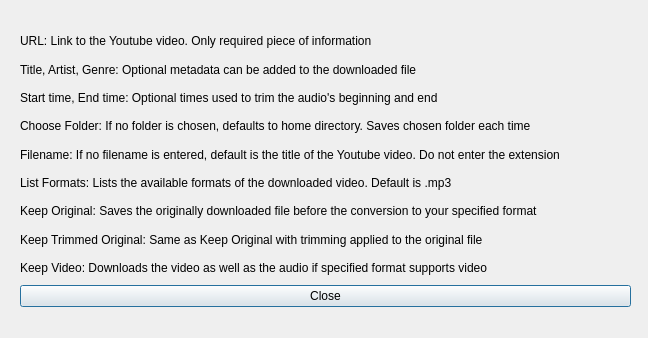
The window that ui/info.ui (mmorykan/YoutubeDownloader) describes before a commit, drawn with Qt 5.
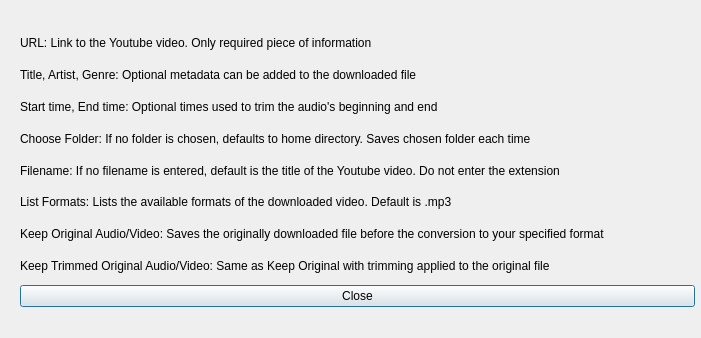
The same window after the commit.

```diff
--- a/ui/info.ui
+++ b/ui/info.ui
@@ -6,7 +6,7 @@
    <rect>
     <x>0</x>
     <y>0</y>
-    <width>648</width>
+    <width>701</width>
     <height>338</height>
    </rect>
   </property>
@@ -18,7 +18,7 @@
     <rect>
      <x>20</x>
      <y>30</y>
-     <width>611</width>
+     <width>675</width>
      <height>277</height>
     </rect>
    </property>
@@ -88,21 +88,14 @@
       <item>
        <widget class="QLabel" name="label">
         <property name="text">
-         <string>Keep Original: Saves the originally downloaded file before the conversion to your specified format</string>
+         <string>Keep Original Audio/Video: Saves the originally downloaded file before the conversion to your specified format</string>
         </property>
        </widget>
       </item>
       <item>
        <widget class="QLabel" name="label_2">
         <property name="text">
-         <string>Keep Trimmed Original: Same as Keep Original with trimming applied to the original file</string>
-        </property>
-       </widget>
-      </item>
-      <item>
-       <widget class="QLabel" name="label_3">
-        <property name="text">
-         <string>Keep Video: Downloads the video as well as the audio if specified format supports video</string>
+         <string>Keep Trimmed Original Audio/Video: Same as Keep Original with trimming applied to the original file</string>
         </property>
        </widget>
       </item>
```
